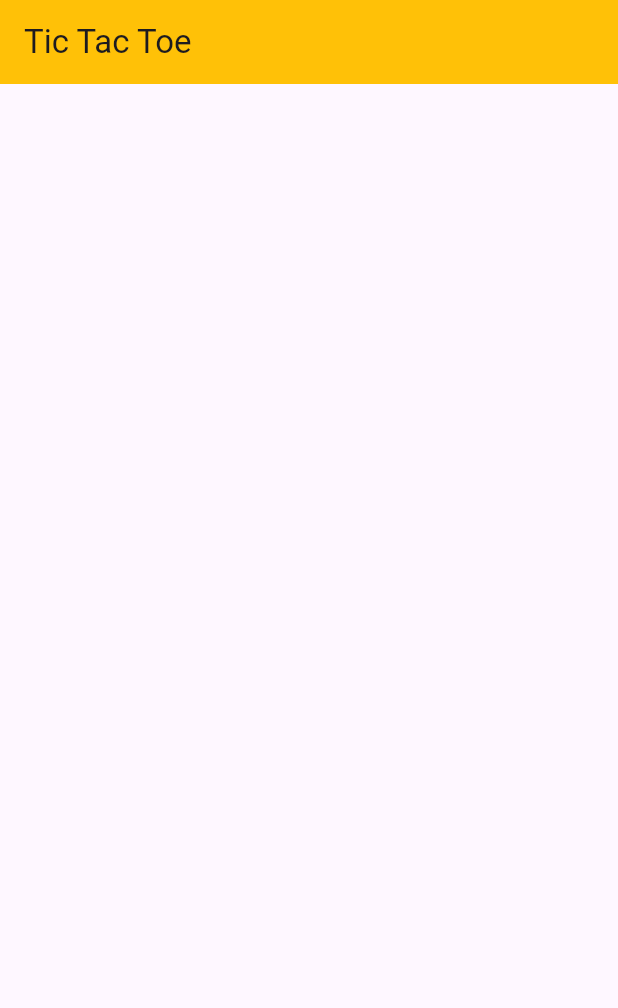
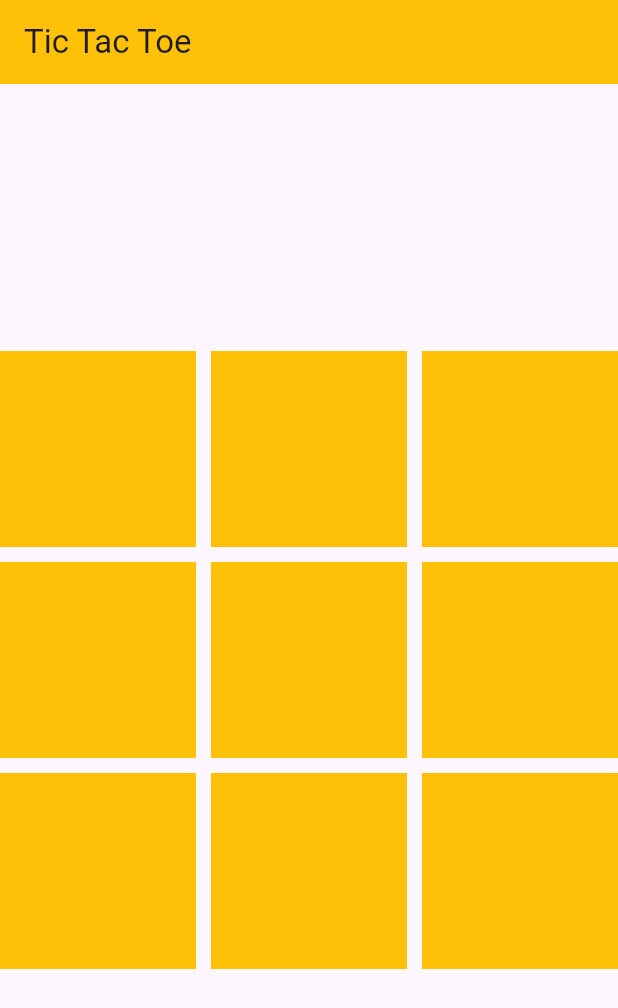
Before and after one commit to sagardhadke/tic_tac_toe, a Flutter app: the screen it shows after launch, on a phone screen of 412 x 824 dp. Shown: the top 1008 px of the screen. Run offline on Flutter 3.47's test engine with Material 3 defaults, Android fonts, the phone set to English and light mode, and no system bars.

Commit message:
Added Container and GridView

```diff
--- a/lib/Dashboard.dart
+++ b/lib/Dashboard.dart
@@ -8,6 +8,10 @@ class MyDashboard extends StatefulWidget {
 }
 
 class _MyDashboardState extends State<MyDashboard> {
+
+  List ofXO = List.generate(9, (index) => "");
+  bool whoTurn = true;
+
   @override
   Widget build(BuildContext context) {
     return Scaffold(
@@ -15,6 +19,32 @@ class _MyDashboardState extends State<MyDashboard> {
         title: Text("Tic Tac Toe"),
         backgroundColor: Colors.amber,
       ),
+
+
+    body: Center(
+      child: GridView(
+        shrinkWrap: true, //fix to the screen size
+        physics: NeverScrollableScrollPhysics(), // for stop the scroll
+        gridDelegate: SliverGridDelegateWithFixedCrossAxisCount(
+        crossAxisCount: 3, crossAxisSpacing: 10, mainAxisSpacing: 10),
+
+        children: [
+          for(int i=0; i<9; i++)...{
+
+              GestureDetector(onTap: (){
+
+              },
+
+              child: Container(
+                color: Colors.amber,
+              ),
+              )
+          },
+        ],
+
+        ),
+    ),
+
     );
   }
 }
```
